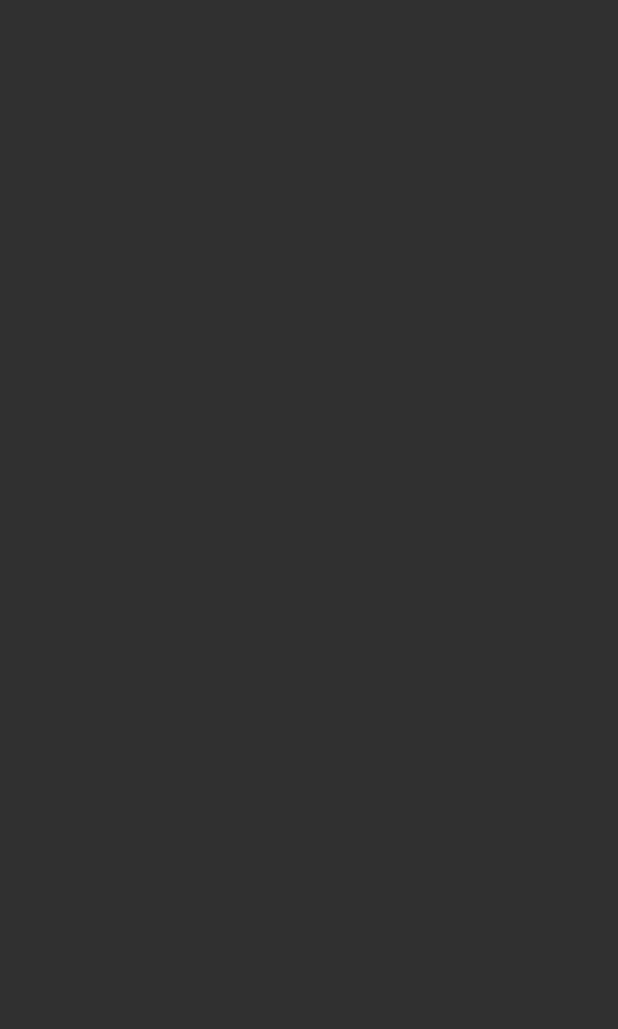
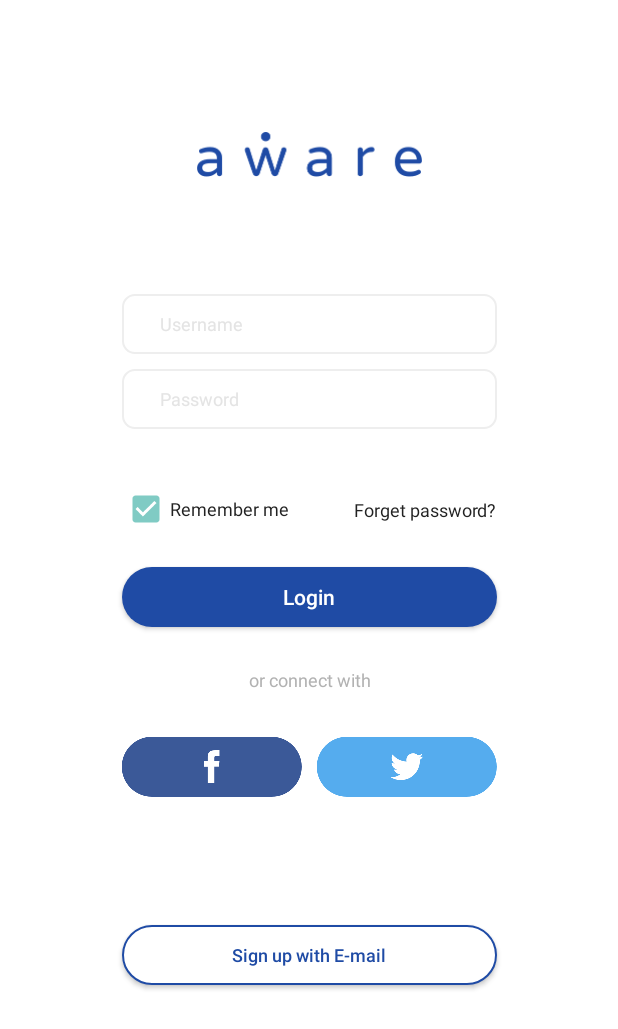
Before and after one commit to twisger/learn-android, an Android app: the LoginActivity screen opened directly, with no data from a screen before it, on a phone screen of 412 x 824 dp. Before the commit the part shown is empty. Shown: the top 1029 px of the screen. Run offline under Robolectric (Android 15) with nearby library versions, the phone set to English and light mode, and no system bars.

Commit message:
add login layout

```diff
--- /dev/null
+++ b/app/src/main/res/drawable/login_button.xml
@@ -0,0 +1,10 @@
+<?xml version="1.0" encoding="utf-8"?>
+<selector xmlns:android="http://schemas.android.com/apk/res/android">
+    <item>
+        <shape android:shape="rectangle">
+            <solid android:color="#1F4BA5"/>
+            <!--corners allow us to make the rounded corners button-->
+            <corners android:radius="25dp" />
+        </shape>
+    </item>
+</selector>
--- /dev/null
+++ b/app/src/main/res/drawable/login_input_border.xml
@@ -0,0 +1,11 @@
+<?xml version="1.0" encoding="utf-8"?>
+<shape xmlns:android="http://schemas.android.com/apk/res/android">
+    <!-- Background Color -->
+    <solid android:color="#ffffff" />
+
+    <!-- Border Color -->
+    <stroke android:width="1dp" android:color="#eee" />
+
+    <!-- Round Corners -->
+    <corners android:radius="8dp" />
+</shape>
--- /dev/null
+++ b/app/src/main/res/drawable/signup_button.xml
@@ -0,0 +1,6 @@
+<?xml version="1.0" encoding="utf-8"?>
+<shape xmlns:android="http://schemas.android.com/apk/res/android">
+    <solid android:color="#fff"/>
+    <corners android:radius="25dp" />
+    <stroke android:width="1dp" android:color="#1F4BA5" />
+</shape>
--- a/app/src/main/res/layout/login_layout.xml
+++ b/app/src/main/res/layout/login_layout.xml
@@ -4,6 +4,116 @@
     xmlns:tools="http://schemas.android.com/tools"
     android:layout_width="match_parent"
     android:layout_height="match_parent"
+    android:background="#fff"
     tools:context=".LoginActivity">
+    <ImageView
+        android:id="@+id/aware_logo"
+        android:layout_width="150dp"
+        android:layout_height="30dp"
+        android:background="@drawable/aware_logo"
+        app:layout_constraintTop_toTopOf="parent"
+        app:layout_constraintStart_toStartOf="parent"
+        app:layout_constraintEnd_toEndOf="parent"
+        android:layout_marginTop="88dp" />
+    <EditText
+        android:id="@+id/login_username"
+        android:layout_width="250dp"
+        android:layout_height="40dp"
+        android:hint="Username"
+        android:inputType="text"
+        android:textColorHint="#e4e4e4"
+        android:textSize="12sp"
+        app:layout_constraintStart_toStartOf="parent"
+        app:layout_constraintEnd_toEndOf="parent"
+        app:layout_constraintTop_toBottomOf="@id/aware_logo"
+        android:layout_marginTop="78dp"
+        android:background="@drawable/login_input_border"
+        android:paddingStart="25dp" />
+    <EditText
+        android:inputType="textPassword"
+        android:id="@+id/login_password"
+        android:layout_width="0dp"
+        android:layout_height="40dp"
+        android:textColorHint="#e4e4e4"
+        android:hint="Password"
+        android:textSize="12sp"
+        app:layout_constraintStart_toStartOf="@id/login_username"
+        app:layout_constraintEnd_toEndOf="@id/login_username"
+        app:layout_constraintTop_toBottomOf="@id/login_username"
+        android:layout_marginTop="10dp"
+        android:background="@drawable/login_input_border"
+        android:paddingStart="25dp" />
+    <CheckBox
+        android:id="@+id/remember_checkbox"
+        android:layout_width="0dp"
+        android:layout_height="wrap_content"
+        android:textColor="#222"
+        android:textSize="12sp"
+        android:text="Remember me"
+        android:checked="true"
+
+        app:layout_constraintTop_toBottomOf="@id/login_password"
+        app:layout_constraintStart_toStartOf="@id/login_password"
+        android:layout_marginTop="37.5dp" />
+    <TextView
+        android:layout_width="wrap_content"
+        android:layout_height="wrap_content"
+        android:text="Forget password?"
+        android:textColor="#222"
+        android:textSize="12sp"
+        app:layout_constraintEnd_toEndOf="@id/login_password"
+        app:layout_constraintTop_toTopOf="@id/remember_checkbox"
+        app:layout_constraintBottom_toBottomOf="@id/remember_checkbox" />
+    <Button
+        android:id="@+id/login_button"
+        android:layout_width="0dp"
+        android:layout_height="40dp"
+        android:layout_marginTop="22.5dp"
+        app:layout_constraintTop_toBottomOf="@id/remember_checkbox"
+        app:layout_constraintStart_toStartOf="@id/login_username"
+        app:layout_constraintEnd_toEndOf="@id/login_username"
+        android:text="Login"
+        android:textColor="#fff"
+        android:textAllCaps="false"
+        android:background="@drawable/login_button" />
+    <TextView
+        android:id="@+id/connect"
+        android:layout_width="wrap_content"
+        android:layout_height="wrap_content"
+        android:text="or connect with"
+        android:textSize="12sp"
+        android:textColor="#b2b2b2"
+        android:layout_marginTop="26.5dp"
+        app:layout_constraintTop_toBottomOf="@+id/login_button"
+        app:layout_constraintStart_toStartOf="@id/login_username"
+        app:layout_constraintEnd_toEndOf="@id/login_username" />
+    <Button
+        android:id="@+id/fb"
+        android:layout_width="120dp"
+        android:layout_height="40dp"
+        android:layout_marginTop="30dp"
+        app:layout_constraintStart_toStartOf="@id/login_username"
+        app:layout_constraintTop_toBottomOf="@id/connect"
+        android:background="@drawable/fb" />
+    <Button
+        android:layout_width="120dp"
+        android:layout_height="40dp"
+        android:layout_marginTop="30dp"
+        app:layout_constraintEnd_toEndOf="@id/login_username"
+        app:layout_constraintTop_toBottomOf="@id/connect"
+        android:background="@drawable/tw" />
+    <Button
+        android:layout_width="0dp"
+        android:layout_height="40dp"
+        app:layout_constraintTop_toBottomOf="@id/fb"
+        android:layout_marginTop="85.5dp"
+        android:text="Sign up with E-mail"
+        app:layout_constraintStart_toStartOf="@id/login_username"
+        app:layout_constraintEnd_toEndOf="@id/login_username"
+        android:textColor="#1f4ba5"
+        android:textSize="12sp"
+        android:textAllCaps="false"
+        android:background="@drawable/signup_button" />
+
 
 </androidx.constraintlayout.widget.ConstraintLayout>
```
